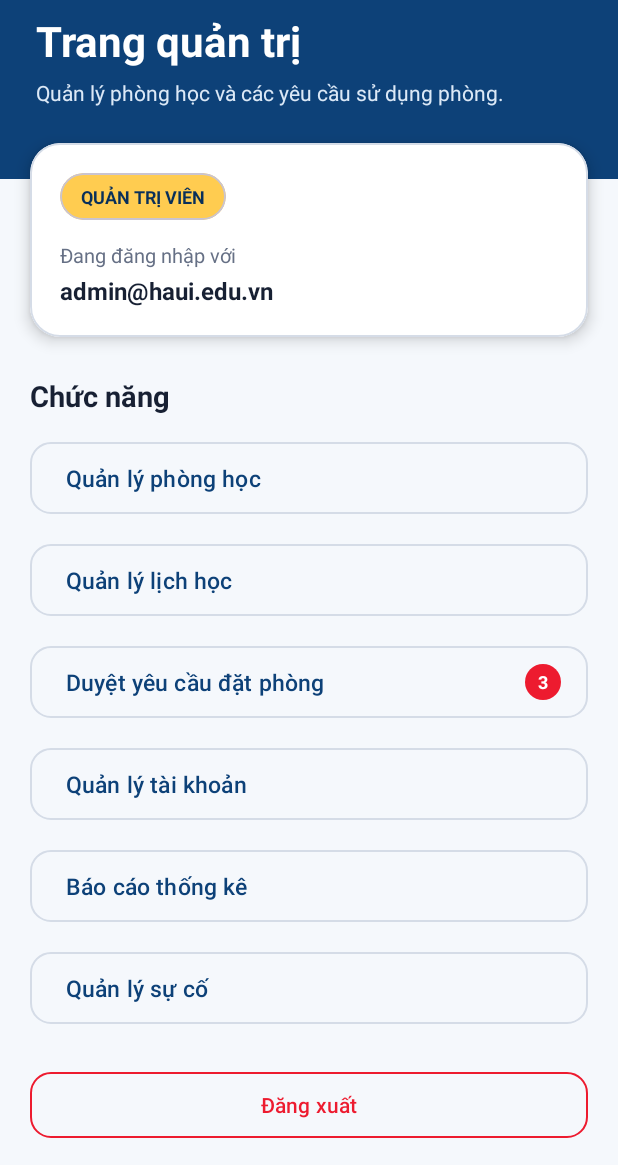
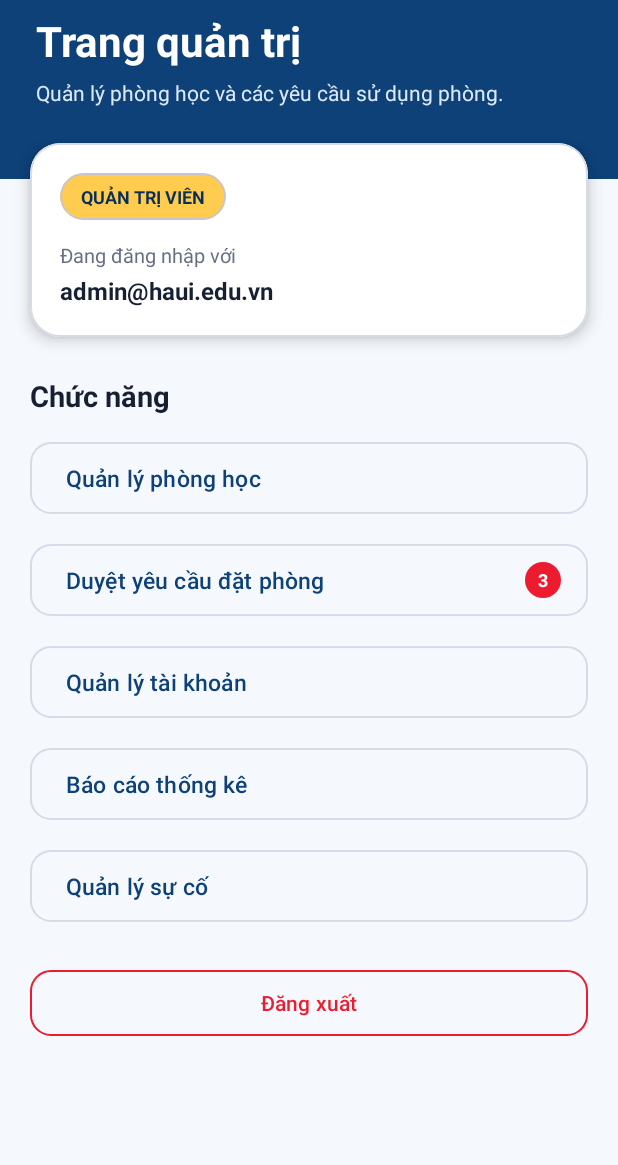
Before and after one commit to Tien935/quanlyphonghochaui, an Android app: the layout activity_admin_home.xml on its own in the app's theme, with its tools: preview values and no code run, on a phone screen of 412 x 824 dp, the part 71-1236 px from its top. Run offline under Robolectric (Android 15) with nearby library versions, the light colour scheme and no system bars.

Commit message:
bo button Quan ly lich hoc

```diff
--- a/app/src/main/res/layout/activity_admin_home.xml
+++ b/app/src/main/res/layout/activity_admin_home.xml
@@ -140,22 +140,6 @@
             app:cornerRadius="14dp"
             app:strokeColor="@color/haui_outline" />
 
-        <com.google.android.material.button.MaterialButton
-            android:id="@+id/btnAdminSchedules"
-            style="@style/Widget.Material3.Button.OutlinedButton"
-            android:layout_width="match_parent"
-            android:layout_height="56dp"
-            android:layout_marginStart="20dp"
-            android:layout_marginTop="12dp"
-            android:layout_marginEnd="20dp"
-            android:gravity="start|center_vertical"
-            android:text="@string/admin_manage_schedules"
-            android:textAllCaps="false"
-            android:textColor="@color/haui_blue"
-            android:textSize="15sp"
-            app:cornerRadius="14dp"
-            app:strokeColor="@color/haui_outline" />
-
         <FrameLayout
             android:layout_width="match_parent"
             android:layout_height="56dp"
```
